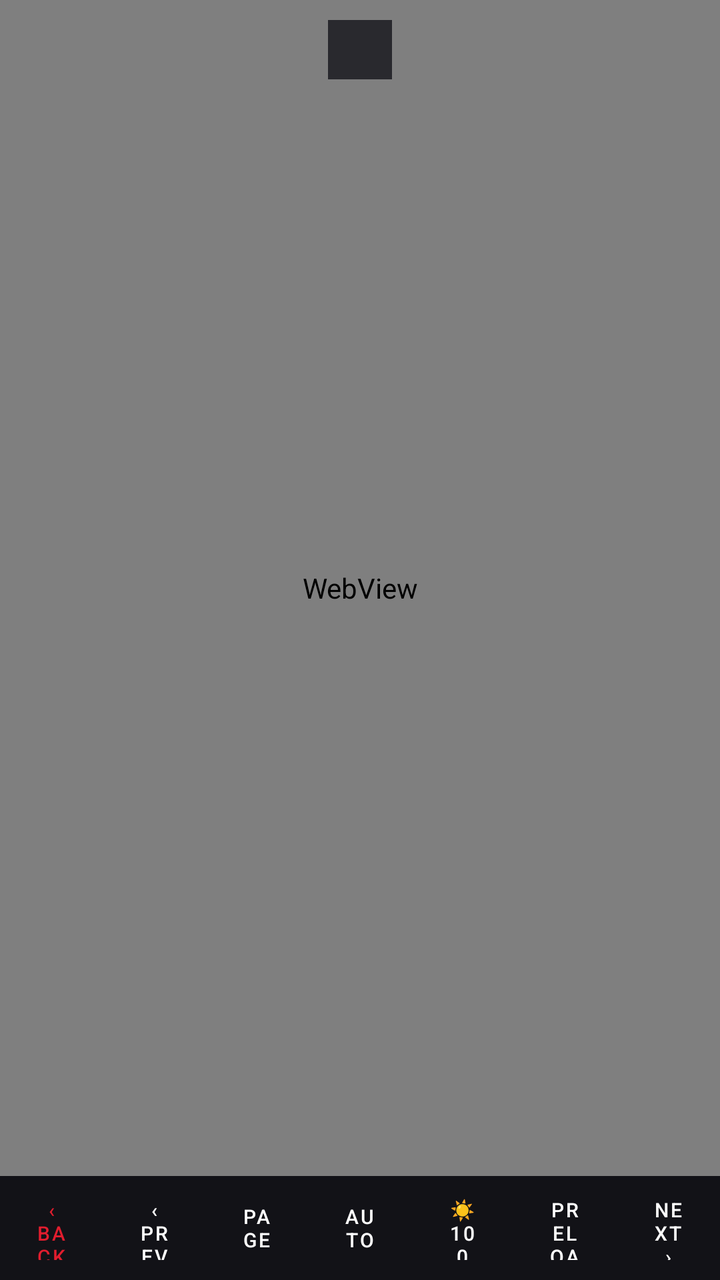
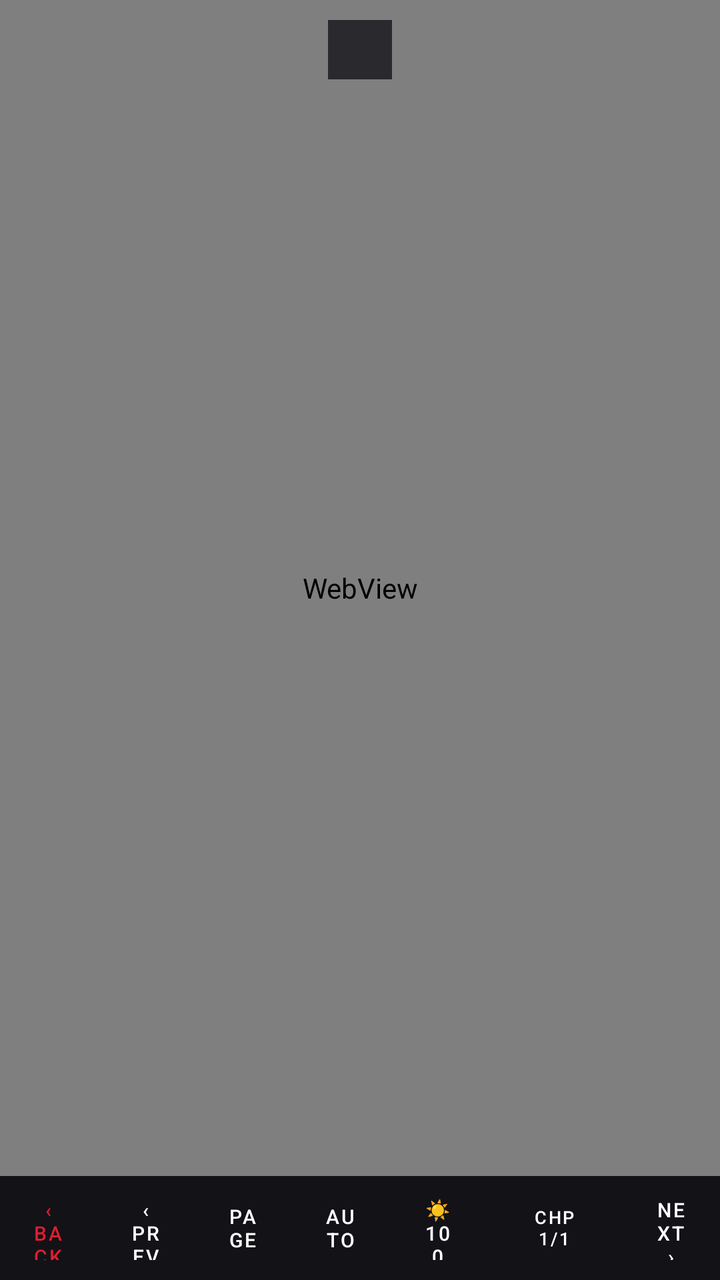

Before-and-after screenshots of an Android layout around one commit, followed by the original layout XML and the change that was made.
<!-- AndroidManifest.xml: application theme Theme.MyGhoulScans -->
<!-- res/layout/activity_reader.xml -->
<?xml version="1.0" encoding="utf-8"?>
<LinearLayout xmlns:android="http://schemas.android.com/apk/res/android"
    android:orientation="vertical" android:layout_width="match_parent" android:layout_height="match_parent"
    android:background="#000000">

    <FrameLayout android:layout_width="match_parent" android:layout_height="0dp" android:layout_weight="1">

        <WebView android:id="@+id/readerWeb" android:layout_width="match_parent" android:layout_height="match_parent"
            android:background="#000000" />

        <View android:id="@+id/eyeOverlay" android:layout_width="match_parent" android:layout_height="match_parent"
            android:background="#60FF8800" android:visibility="gone" />

        <TextView android:id="@+id/readerChapter"
            android:layout_width="wrap_content" android:layout_height="wrap_content"
            android:layout_gravity="top|center_horizontal" android:layout_marginTop="10dp"
            android:background="#CC15151B" android:textColor="#FFFFFF" android:textSize="13sp"
            android:paddingStart="16dp" android:paddingEnd="16dp" android:paddingTop="6dp" android:paddingBottom="6dp"
            android:text="" />
    </FrameLayout>

    <LinearLayout android:orientation="horizontal" android:layout_width="match_parent" android:layout_height="52dp"
        android:background="#DD15151B" android:gravity="center_vertical">

        <Button android:id="@+id/readerBack" android:layout_width="0dp" android:layout_weight="1" android:layout_height="match_parent"
            android:text="‹ Back" android:textSize="10sp" android:textColor="@color/mgs_accent"
            android:background="?android:attr/selectableItemBackground" />

        <Button android:id="@+id/readerPrev" android:layout_width="0dp" android:layout_weight="1" android:layout_height="match_parent"
            android:text="‹ Prev" android:textSize="10sp" android:textColor="@color/white"
            android:background="?android:attr/selectableItemBackground" />

        <Button android:id="@+id/readerMode" android:layout_width="0dp" android:layout_weight="1" android:layout_height="match_parent"
            android:text="Page" android:textSize="10sp" android:textColor="@color/white"
            android:background="?android:attr/selectableItemBackground" />

        <Button android:id="@+id/readerAuto" android:layout_width="0dp" android:layout_weight="1" android:layout_height="match_parent"
            android:text="Auto" android:textSize="10sp" android:textColor="@color/white"
            android:background="?android:attr/selectableItemBackground" />

        <Button android:id="@+id/readerBright" android:layout_width="0dp" android:layout_weight="1" android:layout_height="match_parent"
            android:text="☀ 100" android:textSize="10sp" android:textColor="@color/white"
            android:background="?android:attr/selectableItemBackground" />

        <Button android:id="@+id/readerPreload" android:layout_width="0dp" android:layout_weight="1" android:layout_height="match_parent"
            android:text="Preload" android:textSize="10sp" android:textColor="@color/white"
            android:background="?android:attr/selectableItemBackground" />

        <Button android:id="@+id/readerNext" android:layout_width="0dp" android:layout_weight="1" android:layout_height="match_parent"
            android:text="Next ›" android:textSize="10sp" android:textColor="@color/white"
            android:background="?android:attr/selectableItemBackground" />
    </LinearLayout>
</LinearLayout>
<!-- resources referenced by this layout -->
<resources>
  <color name="mgs_accent">#FFE11D2E</color>
  <color name="white">#FFFFFFFF</color>
  <style name="Theme.MyGhoulScans" parent="Theme.MaterialComponents.DayNight.NoActionBar">
          
          <item name="colorPrimary">@color/mgs_accent</item>
          <item name="colorPrimaryVariant">@color/mgs_accent</item>
          <item name="colorOnPrimary">@color/white</item>
          
          <item name="colorSecondary">@color/mgs_accent</item>
          <item name="colorSecondaryVariant">@color/mgs_accent</item>
          <item name="colorOnSecondary">@color/white</item>
          
          <item name="android:statusBarColor">@color/mgs_bg</item>
          <item name="android:windowBackground">@color/mgs_bg</item>
          <item name="android:textColorPrimary">@color/white</item>
          
      </style>
  <color name="mgs_bg">#FF0E0E12</color>
</resources>

<!-- the commit's change to res/layout/activity_reader.xml (unified diff, before → after) -->
@@ -42,8 +42,8 @@
             android:text="☀ 100" android:textSize="10sp" android:textColor="@color/white"
             android:background="?android:attr/selectableItemBackground" />
 
-        <Button android:id="@+id/readerPreload" android:layout_width="0dp" android:layout_weight="1" android:layout_height="match_parent"
-            android:text="Preload" android:textSize="10sp" android:textColor="@color/white"
+        <Button android:id="@+id/readerChapters" android:layout_width="0dp" android:layout_weight="1.4" android:layout_height="match_parent"
+            android:text="CHP 1/1" android:textSize="9sp" android:textColor="@color/white"
             android:background="?android:attr/selectableItemBackground" />
 
         <Button android:id="@+id/readerNext" android:layout_width="0dp" android:layout_weight="1" android:layout_height="match_parent"
